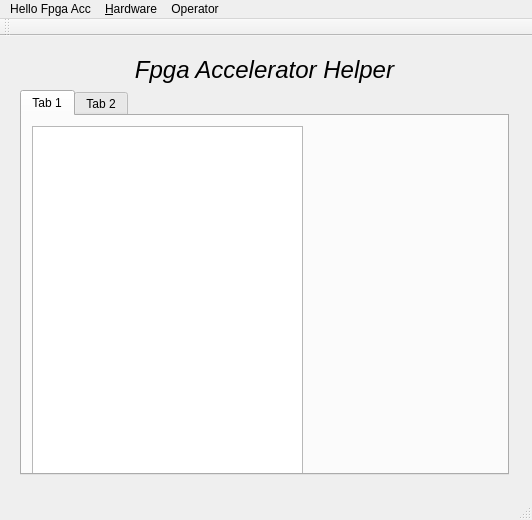
Above: src/ui/fpgaacc.ui from darthocir38/FpgaAccManager-qt before the change. Below: the same form after it.
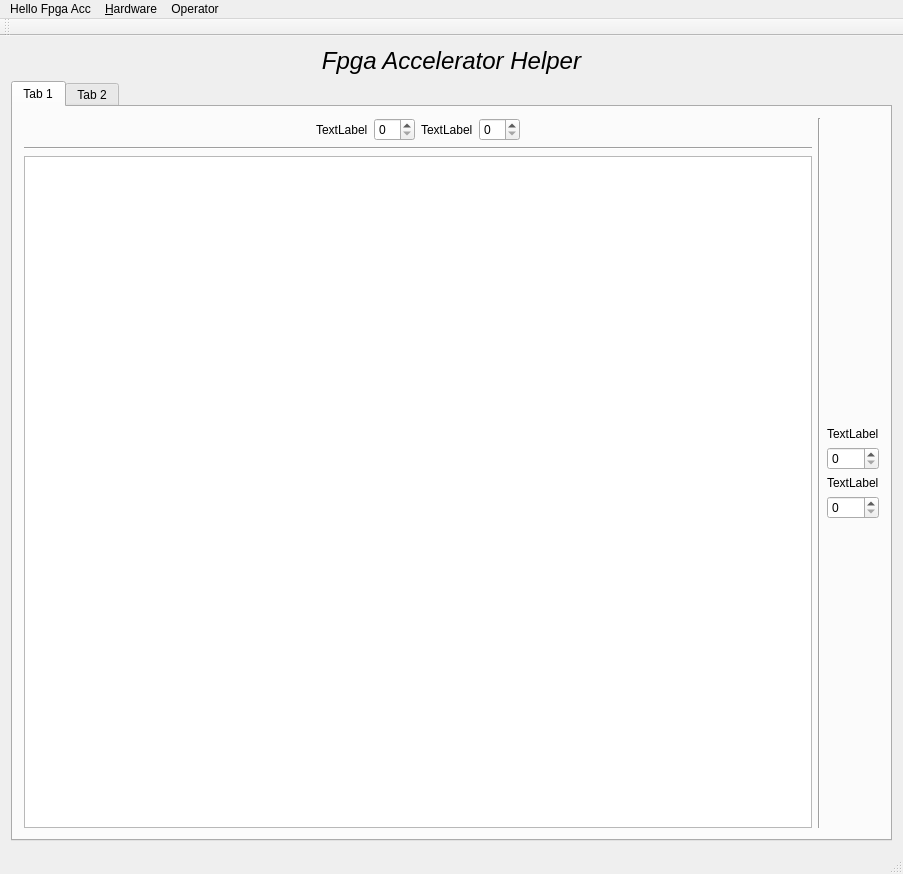
That is the form after the change.

```diff
--- a/src/ui/fpgaacc.ui
+++ b/src/ui/fpgaacc.ui
@@ -6,30 +6,15 @@
    <rect>
     <x>0</x>
     <y>0</y>
-    <width>532</width>
-    <height>520</height>
+    <width>903</width>
+    <height>874</height>
    </rect>
   </property>
   <property name="windowTitle">
    <string>FPGAAcc</string>
   </property>
   <widget class="QWidget" name="centralWidget">
-   <property name="maximumSize">
-    <size>
-     <width>527</width>
-     <height>459</height>
-    </size>
-   </property>
-   <widget class="QWidget" name="verticalLayoutWidget">
-    <property name="geometry">
-     <rect>
-      <x>9</x>
-      <y>9</y>
-      <width>511</width>
-      <height>441</height>
-     </rect>
-    </property>
-    <layout class="QVBoxLayout" name="verticalLayout">
+   <layout class="QVBoxLayout" name="verticalLayout_2">
      <item>
       <widget class="QLabel" name="label">
        <property name="font">
@@ -58,16 +43,145 @@
         <attribute name="title">
          <string>Tab 1</string>
         </attribute>
-        <widget class="QTableView" name="hwtable">
-         <property name="geometry">
-          <rect>
-           <x>10</x>
-           <y>10</y>
-           <width>271</width>
-           <height>351</height>
-          </rect>
-         </property>
-        </widget>
+       <layout class="QHBoxLayout" name="horizontalLayout">
+        <item>
+         <layout class="QHBoxLayout" name="horizontalLayout_5">
+          <item>
+           <layout class="QVBoxLayout" name="verticalLayout_5">
+            <item>
+             <layout class="QHBoxLayout" name="horizontalLayout_6">
+              <item>
+               <spacer name="horizontalSpacer">
+                <property name="orientation">
+                 <enum>Qt::Horizontal</enum>
+                </property>
+                <property name="sizeHint" stdset="0">
+                 <size>
+                  <width>40</width>
+                  <height>20</height>
+                 </size>
+                </property>
+               </spacer>
+              </item>
+              <item>
+               <widget class="QLabel" name="label_5">
+                <property name="text">
+                 <string>TextLabel</string>
+                </property>
+               </widget>
+              </item>
+              <item>
+               <widget class="QSpinBox" name="spinBox_3"/>
+              </item>
+              <item>
+               <widget class="QLabel" name="label_4">
+                <property name="text">
+                 <string>TextLabel</string>
+                </property>
+               </widget>
+              </item>
+              <item>
+               <widget class="QSpinBox" name="spinBox_4"/>
+              </item>
+              <item>
+               <spacer name="horizontalSpacer_2">
+                <property name="orientation">
+                 <enum>Qt::Horizontal</enum>
+                </property>
+                <property name="sizeHint" stdset="0">
+                 <size>
+                  <width>40</width>
+                  <height>20</height>
+                 </size>
+                </property>
+               </spacer>
+              </item>
+             </layout>
+            </item>
+            <item>
+             <widget class="Line" name="line_2">
+              <property name="sizePolicy">
+               <sizepolicy hsizetype="Expanding" vsizetype="Fixed">
+                <horstretch>0</horstretch>
+                <verstretch>0</verstretch>
+               </sizepolicy>
+              </property>
+              <property name="orientation">
+               <enum>Qt::Horizontal</enum>
+              </property>
+             </widget>
+            </item>
+            <item>
+             <widget class="QTableView" name="hwtable"/>
+            </item>
+           </layout>
+          </item>
+          <item>
+           <widget class="Line" name="line">
+            <property name="sizePolicy">
+             <sizepolicy hsizetype="Fixed" vsizetype="Expanding">
+              <horstretch>0</horstretch>
+              <verstretch>0</verstretch>
+             </sizepolicy>
+            </property>
+            <property name="orientation">
+             <enum>Qt::Vertical</enum>
+            </property>
+           </widget>
+          </item>
+          <item>
+           <layout class="QVBoxLayout" name="verticalLayout_6">
+            <item>
+             <spacer name="verticalSpacer_2">
+              <property name="orientation">
+               <enum>Qt::Vertical</enum>
+              </property>
+              <property name="sizeHint" stdset="0">
+               <size>
+                <width>20</width>
+                <height>40</height>
+               </size>
+              </property>
+             </spacer>
+            </item>
+            <item>
+             <widget class="QLabel" name="label_2">
+              <property name="text">
+               <string>TextLabel</string>
+              </property>
+             </widget>
+            </item>
+            <item>
+             <widget class="QSpinBox" name="spinBox"/>
+            </item>
+            <item>
+             <widget class="QLabel" name="label_3">
+              <property name="text">
+               <string>TextLabel</string>
+              </property>
+             </widget>
+            </item>
+            <item>
+             <widget class="QSpinBox" name="spinBox_2"/>
+            </item>
+            <item>
+             <spacer name="verticalSpacer">
+              <property name="orientation">
+               <enum>Qt::Vertical</enum>
+              </property>
+              <property name="sizeHint" stdset="0">
+               <size>
+                <width>20</width>
+                <height>40</height>
+               </size>
+              </property>
+             </spacer>
+            </item>
+           </layout>
+          </item>
+         </layout>
+        </item>
+       </layout>
        </widget>
        <widget class="QWidget" name="operator_2">
         <attribute name="title">
@@ -78,13 +192,12 @@
      </item>
     </layout>
    </widget>
-  </widget>
   <widget class="QMenuBar" name="menuBar">
    <property name="geometry">
     <rect>
      <x>0</x>
      <y>0</y>
-     <width>532</width>
+     <width>903</width>
      <height>25</height>
     </rect>
    </property>
```
Lines whose indentation alone changed are shown as unchanged.
